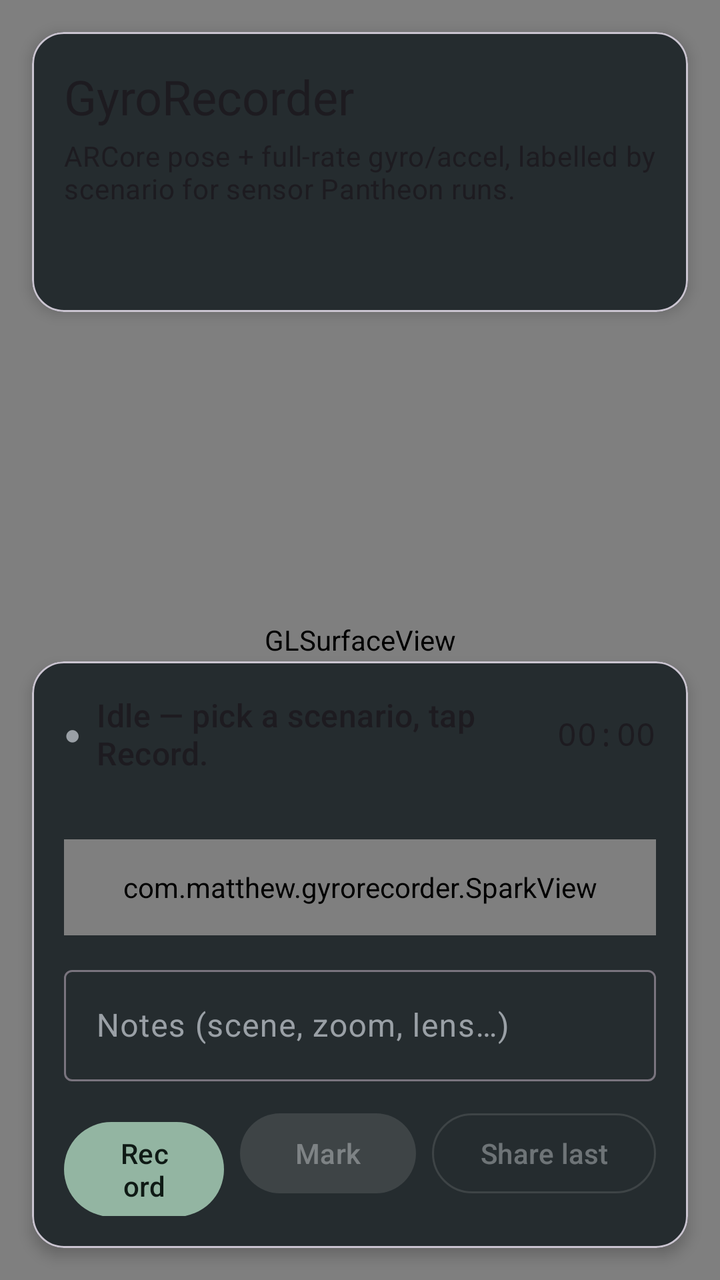
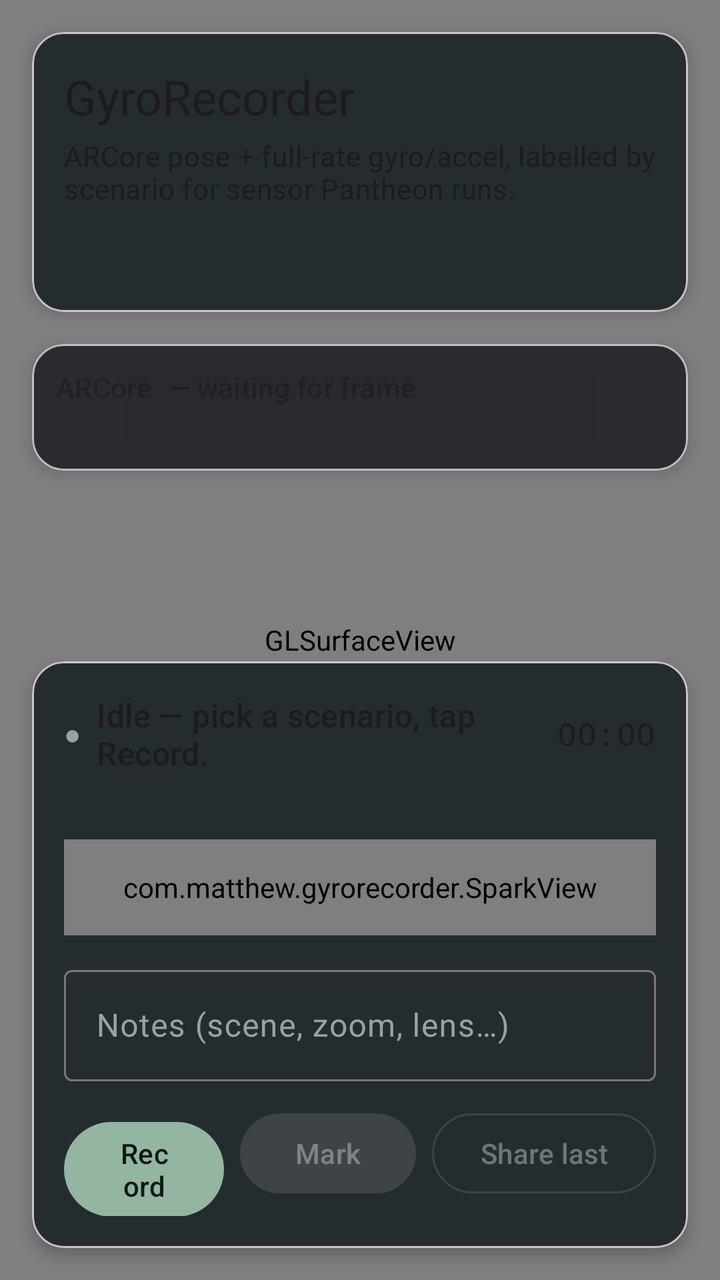

Compare the two renders of this Android layout. The source of the first and the diff that turns it into the second are given below.
<!-- AndroidManifest.xml: application theme Theme.GyroRecorder -->
<!-- res/layout/activity_main.xml -->
<?xml version="1.0" encoding="utf-8"?>
<FrameLayout xmlns:android="http://schemas.android.com/apk/res/android"
    xmlns:app="http://schemas.android.com/apk/res-auto"
    android:layout_width="match_parent"
    android:layout_height="match_parent"
    android:fitsSystemWindows="true">

    <android.opengl.GLSurfaceView
        android:id="@+id/glView"
        android:layout_width="match_parent"
        android:layout_height="match_parent" />

    <LinearLayout
        android:layout_width="match_parent"
        android:layout_height="match_parent"
        android:orientation="vertical">

        <com.google.android.material.card.MaterialCardView
            android:layout_width="match_parent"
            android:layout_height="wrap_content"
            android:layout_margin="16dp"
            app:cardBackgroundColor="?attr/colorSurface"
            app:cardCornerRadius="16dp"
            app:cardElevation="4dp">

            <LinearLayout
                android:layout_width="match_parent"
                android:layout_height="wrap_content"
                android:orientation="vertical"
                android:padding="16dp">

                <TextView
                    android:layout_width="wrap_content"
                    android:layout_height="wrap_content"
                    android:text="@string/app_name"
                    android:textAppearance="@style/TextAppearance.Material3.HeadlineSmall" />

                <TextView
                    android:layout_width="wrap_content"
                    android:layout_height="wrap_content"
                    android:layout_marginTop="4dp"
                    android:text="@string/desc"
                    android:textAppearance="@style/TextAppearance.Material3.BodyMedium" />

                <TextView
                    android:id="@+id/bannerView"
                    android:layout_width="wrap_content"
                    android:layout_height="wrap_content"
                    android:layout_marginTop="8dp"
                    android:textColor="?attr/colorError"
                    android:textAppearance="@style/TextAppearance.Material3.BodySmall"
                    android:visibility="gone" />

                <HorizontalScrollView
                    android:layout_width="match_parent"
                    android:layout_height="wrap_content"
                    android:layout_marginTop="12dp"
                    android:scrollbars="none">

                    <com.google.android.material.chip.ChipGroup
                        android:id="@+id/chipGroup"
                        android:layout_width="wrap_content"
                        android:layout_height="wrap_content"
                        app:singleSelection="true"
                        app:selectionRequired="true" />
                </HorizontalScrollView>

                <TextView
                    android:id="@+id/hintView"
                    android:layout_width="wrap_content"
                    android:layout_height="wrap_content"
                    android:layout_marginTop="8dp"
                    android:textAppearance="@style/TextAppearance.Material3.BodySmall" />
            </LinearLayout>
        </com.google.android.material.card.MaterialCardView>

        <View
            android:layout_width="match_parent"
            android:layout_height="0dp"
            android:layout_weight="1" />

        <com.google.android.material.card.MaterialCardView
            android:layout_width="match_parent"
            android:layout_height="wrap_content"
            android:layout_margin="16dp"
            app:cardBackgroundColor="?attr/colorSurface"
            app:cardCornerRadius="16dp"
            app:cardElevation="4dp">

            <LinearLayout
                android:layout_width="match_parent"
                android:layout_height="wrap_content"
                android:orientation="vertical"
                android:padding="16dp">

                <LinearLayout
                    android:layout_width="match_parent"
                    android:layout_height="wrap_content"
                    android:gravity="center_vertical"
                    android:orientation="horizontal">

                    <TextView
                        android:id="@+id/statusDot"
                        android:layout_width="wrap_content"
                        android:layout_height="wrap_content"
                        android:text="@string/status_dot"
                        android:textColor="@color/dim"
                        android:textSize="14sp" />

                    <TextView
                        android:id="@+id/statusTitle"
                        android:layout_width="0dp"
                        android:layout_height="wrap_content"
                        android:layout_marginStart="8dp"
                        android:layout_weight="1"
                        android:text="@string/idle_status"
                        android:textAppearance="@style/TextAppearance.Material3.TitleMedium" />

                    <TextView
                        android:id="@+id/timerView"
                        android:layout_width="wrap_content"
                        android:layout_height="wrap_content"
                        android:fontFamily="monospace"
                        android:text="@string/timer_zero"
                        android:textAppearance="@style/TextAppearance.Material3.TitleMedium" />
                </LinearLayout>

                <TextView
                    android:id="@+id/statsView"
                    android:layout_width="match_parent"
                    android:layout_height="wrap_content"
                    android:layout_marginTop="8dp"
                    android:fontFamily="monospace"
                    android:textAppearance="@style/TextAppearance.Material3.BodySmall" />

                <com.matthew.gyrorecorder.SparkView
                    android:id="@+id/sparkView"
                    android:layout_width="match_parent"
                    android:layout_height="48dp"
                    android:layout_marginTop="8dp" />

                <com.google.android.material.textfield.TextInputLayout
                    style="@style/Widget.Material3.TextInputLayout.OutlinedBox"
                    android:layout_width="match_parent"
                    android:layout_height="wrap_content"
                    android:layout_marginTop="12dp"
                    android:hint="@string/notes_hint">

                    <com.google.android.material.textfield.TextInputEditText
                        android:id="@+id/notesField"
                        android:layout_width="match_parent"
                        android:layout_height="wrap_content"
                        android:inputType="text"
                        android:maxLines="1" />
                </com.google.android.material.textfield.TextInputLayout>

                <LinearLayout
                    android:layout_width="match_parent"
                    android:layout_height="wrap_content"
                    android:layout_marginTop="12dp"
                    android:orientation="horizontal">

                    <com.google.android.material.button.MaterialButton
                        android:id="@+id/recButton"
                        android:layout_width="0dp"
                        android:layout_height="wrap_content"
                        android:layout_weight="1"
                        android:text="@string/record" />

                    <com.google.android.material.button.MaterialButton
                        android:id="@+id/markButton"
                        style="@style/Widget.Material3.Button.TonalButton"
                        android:layout_width="wrap_content"
                        android:layout_height="wrap_content"
                        android:layout_marginStart="8dp"
                        android:enabled="false"
                        android:text="@string/mark" />

                    <com.google.android.material.button.MaterialButton
                        android:id="@+id/shareButton"
                        style="@style/Widget.Material3.Button.OutlinedButton"
                        android:layout_width="wrap_content"
                        android:layout_height="wrap_content"
                        android:layout_marginStart="8dp"
                        android:enabled="false"
                        android:text="@string/share_last" />
                </LinearLayout>
            </LinearLayout>
        </com.google.android.material.card.MaterialCardView>
    </LinearLayout>
</FrameLayout>
<!-- resources referenced by this layout -->
<resources>
  <color name="dim">#FF9AA0A6</color>
  <string name="app_name">GyroRecorder</string>
  <string name="desc">ARCore pose + full-rate gyro/accel, labelled by scenario for sensor Pantheon runs.</string>
  <string name="idle_status">Idle — pick a scenario, tap Record.</string>
  <string name="mark">Mark</string>
  <string name="notes_hint">Notes (scene, zoom, lens…)</string>
  <string name="record">Record</string>
  <string name="share_last">Share last</string>
  <string name="status_dot">●</string>
  <string name="timer_zero">00:00</string>
  <style name="Theme.GyroRecorder" parent="Theme.Material3.DayNight.NoActionBar">
          <item name="colorPrimary">@color/sage</item>
          <item name="colorOnPrimary">@color/on_sage</item>
          <item name="colorSecondary">@color/sage</item>
          <item name="android:windowBackground">@color/bg</item>
          <item name="colorSurface">@color/surface</item>
          <item name="colorSurfaceVariant">@color/surface_variant</item>
          <item name="colorOnSurface">@color/text</item>
          <item name="colorOnSurfaceVariant">@color/dim</item>
          <item name="colorError">@color/bad</item>
      </style>
  <color name="sage">#FF93B5A2</color>
  <color name="on_sage">#FF0F1A15</color>
  <color name="bg">#FF111318</color>
  <color name="surface">#FF1A1E24</color>
  <color name="surface_variant">#FF23262B</color>
  <color name="text">#FFE8EAED</color>
  <color name="bad">#FFEF5350</color>
</resources>

<!-- the commit's change to res/layout/activity_main.xml (unified diff, before → after) -->
@@ -70,6 +70,53 @@
                     android:layout_width="wrap_content"
                     android:layout_height="wrap_content"
                     android:layout_marginTop="8dp"
+                    android:textAppearance="@style/TextAppearance.Material3.BodySmall" />
+            </LinearLayout>
+        </com.google.android.material.card.MaterialCardView>
+
+        <com.google.android.material.card.MaterialCardView
+            android:layout_width="match_parent"
+            android:layout_height="wrap_content"
+            android:layout_marginStart="16dp"
+            android:layout_marginEnd="16dp"
+            android:alpha="0.92"
+            app:cardBackgroundColor="?attr/colorSurfaceVariant"
+            app:cardCornerRadius="16dp"
+            app:cardElevation="4dp">
+
+            <LinearLayout
+                android:layout_width="match_parent"
+                android:layout_height="wrap_content"
+                android:orientation="vertical"
+                android:padding="12dp">
+
+                <LinearLayout
+                    android:layout_width="match_parent"
+                    android:layout_height="wrap_content"
+                    android:gravity="center_vertical"
+                    android:orientation="horizontal">
+
+                    <TextView
+                        android:layout_width="wrap_content"
+                        android:layout_height="wrap_content"
+                        android:text="@string/hud_title"
+                        android:textAppearance="@style/TextAppearance.Material3.TitleSmall" />
+
+                    <TextView
+                        android:id="@+id/hudStateView"
+                        android:layout_width="wrap_content"
+                        android:layout_height="wrap_content"
+                        android:layout_marginStart="8dp"
+                        android:text="@string/hud_waiting"
+                        android:textAppearance="@style/TextAppearance.Material3.TitleSmall" />
+                </LinearLayout>
+
+                <TextView
+                    android:id="@+id/hudView"
+                    android:layout_width="match_parent"
+                    android:layout_height="wrap_content"
+                    android:layout_marginTop="4dp"
+                    android:fontFamily="monospace"
                     android:textAppearance="@style/TextAppearance.Material3.BodySmall" />
             </LinearLayout>
         </com.google.android.material.card.MaterialCardView>
<!-- resource entries referenced after the edit -->
@@ -3,6 +3,8 @@
   <color name="dim">#FF9AA0A6</color>
   <string name="app_name">GyroRecorder</string>
   <string name="desc">ARCore pose + full-rate gyro/accel, labelled by scenario for sensor Pantheon runs.</string>
+  <string name="hud_title">ARCore</string>
+  <string name="hud_waiting">— waiting for frame</string>
   <string name="idle_status">Idle — pick a scenario, tap Record.</string>
   <string name="mark">Mark</string>
   <string name="notes_hint">Notes (scene, zoom, lens…)</string>
